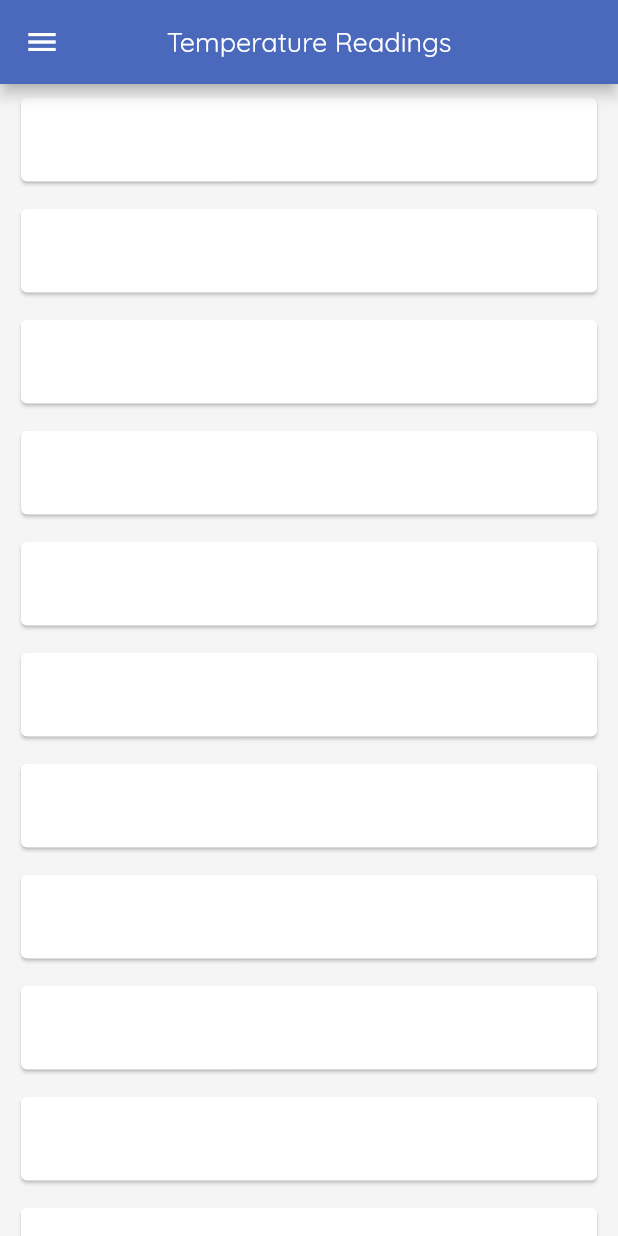
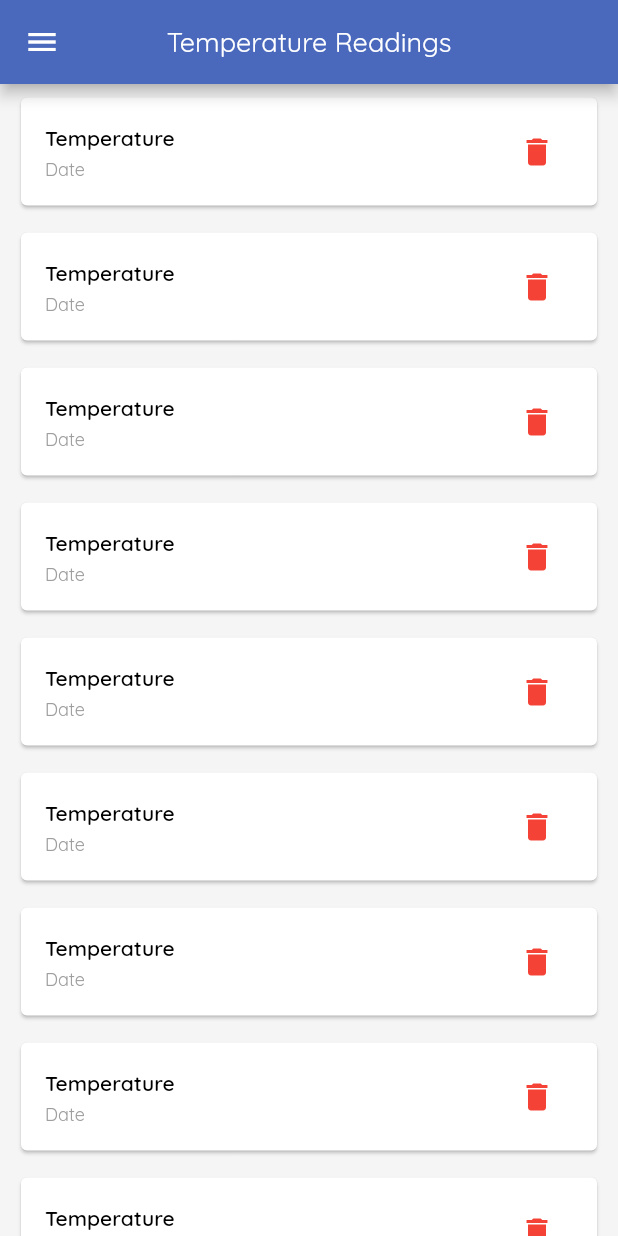
Before and after one commit to lansoyyy/fishery_management_client, a Flutter app: the ReadingPage screen opened directly, on a phone screen of 412 x 824 dp. Run offline on Flutter 3.47's test engine with Material 2 defaults, Android fonts, the phone set to English and light mode, and no system bars; our stand-ins replace cloud_firestore, firebase_core, firebase_storage, get_storage, image_picker; accounts and stored records are empty.

Commit message:
added readings page

```diff
--- a/lib/views/reading_page.dart
+++ b/lib/views/reading_page.dart
@@ -17,12 +17,29 @@ class ReadingPage extends StatelessWidget {
             text: 'Temperature Readings', fontSize: 18, color: Colors.white),
         centerTitle: true,
       ),
-      body: ListView.builder(itemBuilder: (context, index) {
-        return const Padding(
-          padding: EdgeInsets.fromLTRB(10, 5, 10, 5),
-          child: Card(child: ListTile()),
-        );
-      }),
+      body: StreamBuilder<Object>(
+          stream: null,
+          builder: (context, snapshot) {
+            return ListView.builder(itemBuilder: (context, index) {
+              return Padding(
+                padding: const EdgeInsets.fromLTRB(10, 5, 10, 5),
+                child: Card(
+                    child: ListTile(
+                  title: TextBold(
+                      text: 'Temperature', fontSize: 14, color: Colors.black),
+                  subtitle: TextRegular(
+                      text: 'Date', fontSize: 12, color: Colors.grey),
+                  trailing: IconButton(
+                    onPressed: () {},
+                    icon: const Icon(
+                      Icons.delete,
+                      color: Colors.red,
+                    ),
+                  ),
+                )),
+              );
+            });
+          }),
     );
   }
 }
--- a/lib/widgets/drawer_widget.dart
+++ b/lib/widgets/drawer_widget.dart
@@ -72,7 +72,7 @@ class _MyDrawerState extends State<DrawerWidget> {
               },
             ),
             ListTile(
-              leading: const Icon(Icons.home),
+              leading: const Icon(Icons.history),
               title: TextRegular(
                 text: 'Temperature Records',
                 fontSize: 12,
```
